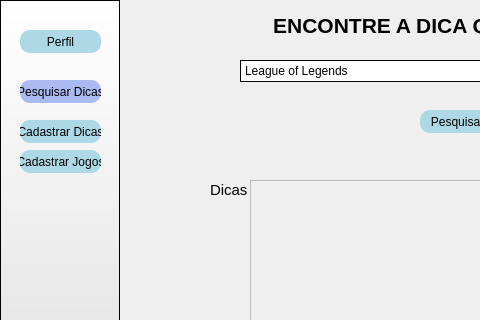
Before: the Qt Designer form telas/pesquisa_dica.ui in JorgeLuis8/Trabalho-POO-II, drawn with Qt 5; both pictures show x 0 to 480 and y 0 to 320 of the 800 by 600 pixel window.
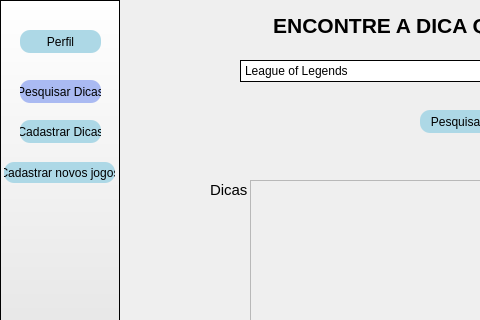
After: the same form once the commit is applied.

The edit to the form file:
```diff
--- a/telas/pesquisa_dica.ui
+++ b/telas/pesquisa_dica.ui
@@ -45,30 +45,6 @@
     <property name="frameShadow">
      <enum>QFrame::Raised</enum>
     </property>
-    <widget class="QPushButton" name="pushButton">
-     <property name="geometry">
-      <rect>
-       <x>20</x>
-       <y>120</y>
-       <width>81</width>
-       <height>23</height>
-      </rect>
-     </property>
-     <property name="styleSheet">
-      <string notr="true">QPushButton {
-    background-color:  #add8e6;
-    border-radius: 10px;
-}
-
-QPushButton:hover {
-    background-color:#AABAF2 ;
-}
-</string>
-     </property>
-     <property name="text">
-      <string>Cadastrar Dicas</string>
-     </property>
-    </widget>
     <widget class="QPushButton" name="pushButton_2">
      <property name="geometry">
       <rect>
@@ -145,7 +121,7 @@
      <property name="geometry">
       <rect>
        <x>20</x>
-       <y>150</y>
+       <y>120</y>
        <width>81</width>
        <height>23</height>
       </rect>
@@ -162,7 +138,31 @@
 </string>
      </property>
      <property name="text">
-      <string>Cadastrar Jogos</string>
+      <string>Cadastrar Dicas</string>
+     </property>
+    </widget>
+    <widget class="QPushButton" name="pushButton">
+     <property name="geometry">
+      <rect>
+       <x>4</x>
+       <y>162</y>
+       <width>111</width>
+       <height>21</height>
+      </rect>
+     </property>
+     <property name="styleSheet">
+      <string notr="true">QPushButton {
+    background-color:  #add8e6;
+    border-radius: 10px;
+}
+
+QPushButton:hover {
+    background-color:#AABAF2 ;
+}
+</string>
+     </property>
+     <property name="text">
+      <string>Cadastrar novos jogos</string>
      </property>
     </widget>
    </widget>
```
